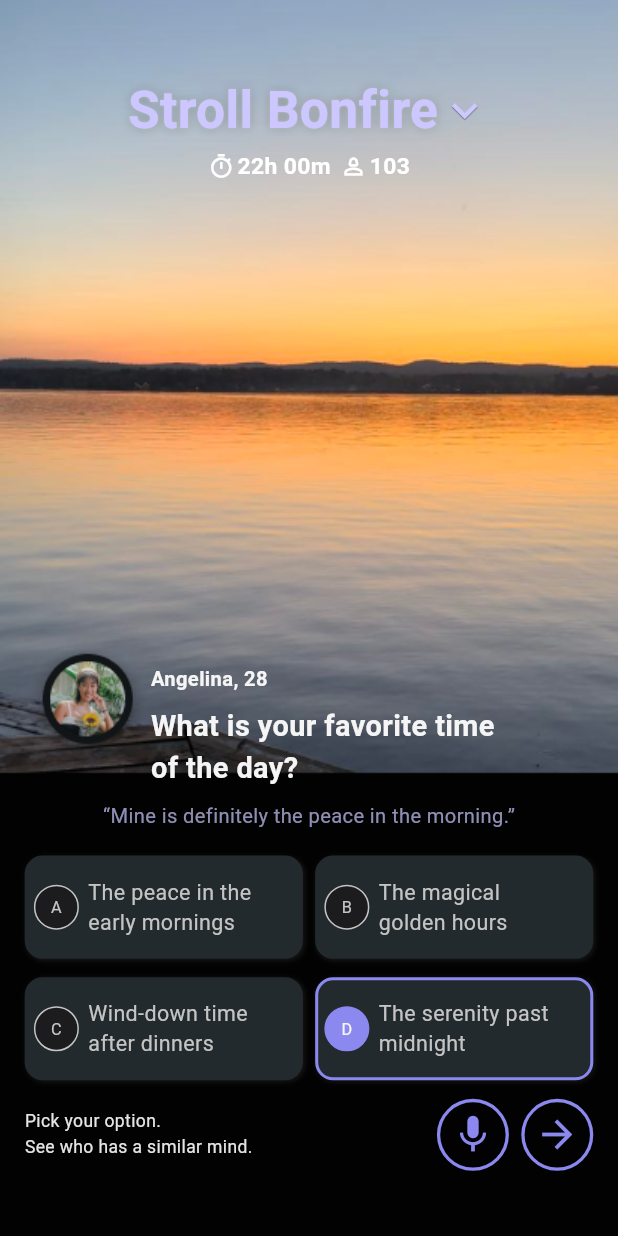
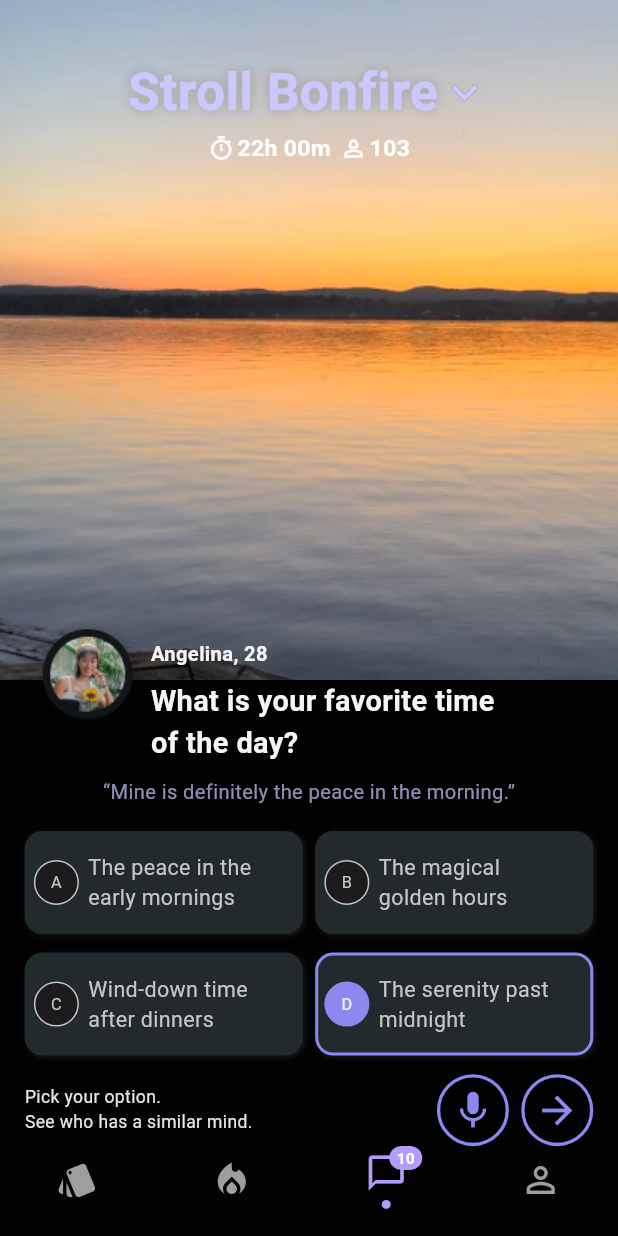
Before and after one commit to Shailesh-Tagadghar/strollTask, a Flutter app: the screen it shows after launch, on a phone screen of 412 x 824 dp. Run offline on Flutter 3.47's test engine with Material 3 defaults, Android fonts, the light colour scheme and no system bars; our stand-ins replace sizer.

Commit message:
UI Is completed

```diff
--- /dev/null
+++ b/lib/Pages/bottombar_page.dart
@@ -0,0 +1,81 @@
+import 'package:flutter/material.dart';
+import 'package:sizer/sizer.dart';
+import 'package:strolltask/Utils/Constants/color_constant.dart';
+
+class BottombarPage extends StatelessWidget {
+  final int selectedIndex;
+  final int notificationCount;
+
+  const BottombarPage({
+    super.key,
+    required this.selectedIndex,
+    this.notificationCount = 0,
+  });
+
+  @override
+  Widget build(BuildContext context) {
+    final List<IconData> icons = [
+      Icons.style,
+      Icons.local_fire_department,
+      Icons.chat_bubble_outline,
+      Icons.person_outline,
+    ];
+
+    return Container(
+      height: 9.h,
+      padding: const EdgeInsets.symmetric(vertical: 10),
+      decoration: const BoxDecoration(
+        color: ColorConstant.bottomAppBarColor,
+      ),
+      child: Row(
+        mainAxisAlignment: MainAxisAlignment.spaceAround,
+        children: List.generate(icons.length, (index) {
+          final isSelected = index == selectedIndex;
+          return Stack(
+            clipBehavior: Clip.none,
+            alignment: Alignment.center,
+            children: [
+              Column(
+                mainAxisSize: MainAxisSize.min,
+                children: [
+                  Icon(
+                    icons[index],
+                    color: isSelected ? Color(0xFFB49CFF) : Colors.grey,
+                    size: 28,
+                  ),
+                  if (isSelected) const SizedBox(height: 4),
+                  if (isSelected)
+                    const CircleAvatar(
+                      radius: 3,
+                      backgroundColor: Color(0xFFB49CFF),
+                    ),
+                ],
+              ),
+              if (index == 2 && notificationCount > 0)
+                Positioned(
+                  top: -4,
+                  right: -10,
+                  child: Container(
+                    padding:
+                        const EdgeInsets.symmetric(horizontal: 5, vertical: 1),
+                    decoration: BoxDecoration(
+                      color: Color(0xFFB49CFF),
+                      borderRadius: BorderRadius.circular(12),
+                    ),
+                    child: Text(
+                      '$notificationCount',
+                      style: const TextStyle(
+                        color: Colors.white,
+                        fontSize: 10,
+                        fontWeight: FontWeight.bold,
+                      ),
+                    ),
+                  ),
+                ),
+            ],
+          );
+        }),
+      ),
+    );
+  }
+}
--- a/lib/Pages/home_page.dart
+++ b/lib/Pages/home_page.dart
@@ -1,5 +1,6 @@
 import 'package:flutter/material.dart';
 import 'package:sizer/sizer.dart';
+import 'package:strolltask/Pages/bottombar_page.dart';
 import 'package:strolltask/Utils/Constants/asset_constant.dart';
 import 'package:strolltask/Utils/Constants/color_constant.dart';
 import 'package:strolltask/Utils/Constants/string_constant.dart';
@@ -18,10 +19,11 @@ class HomePage extends StatelessWidget {
           Image.asset(
             AssetConstant.bgImage,
             width: 100.w,
+            height: 55.h,
             fit: BoxFit.cover,
           ),
           Padding(
-            padding: EdgeInsets.only(left: 4.w, right: 4.w, top: 6.h),
+            padding: EdgeInsets.only(left: 4.w, right: 4.w, top: 4.5.h),
             child: Column(
               children: [
                 Row(
@@ -98,7 +100,7 @@ class HomePage extends StatelessWidget {
                     ),
                   ],
                 ),
-                SizedBox(height: 37.h),
+                SizedBox(height: 36.5.h),
                 Row(
                   mainAxisAlignment: MainAxisAlignment.start,
                   crossAxisAlignment: CrossAxisAlignment.start,
@@ -235,6 +237,10 @@ class HomePage extends StatelessWidget {
           ),
         ],
       ),
+      bottomNavigationBar: BottombarPage(
+        selectedIndex: 2,
+        notificationCount: 10,
+      ),
     );
   }
 }
--- a/lib/Utils/Constants/color_constant.dart
+++ b/lib/Utils/Constants/color_constant.dart
@@ -16,4 +16,5 @@ class ColorConstant {
   static const shadowColor3 = Color(0x80000000);
   static const boxColor = Color(0xFF232A2E);
   static const shadowColor4 = Color(0x4848484D);
+static const bottomAppBarColor = Color(0x0F1115);
 }
```
